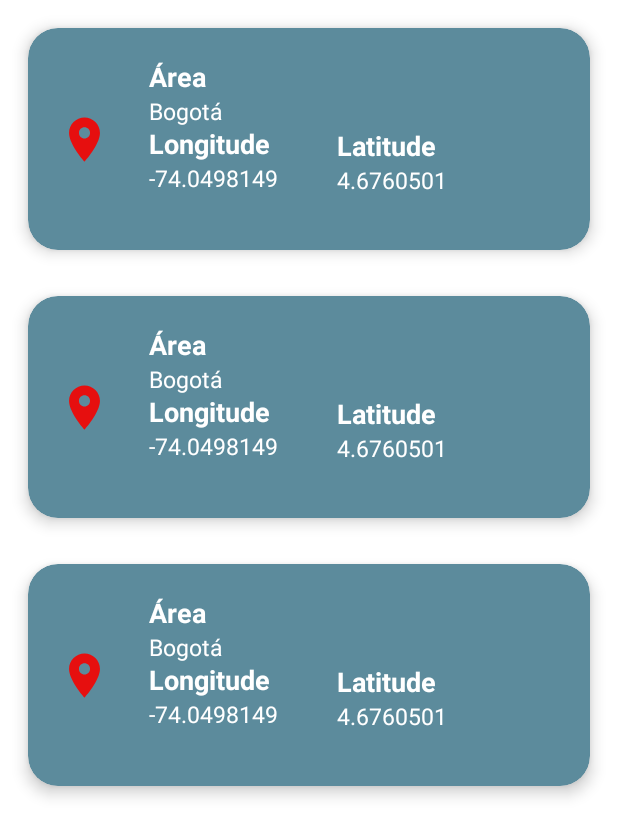
After one commit to Oved/MyMaps, an Android app: the layout activity_favorite_locations.xml on its own in the app's theme, with its tools: preview values and no code run, on a phone screen of 412 x 824 dp. The commit adds this screen. Shown: the top 837 px of the screen. Run offline under Robolectric (Android 15) with nearby library versions, the phone set to English and light mode, and no system bars; network calls fail.

Commit message:
Implementación - Activity y clase para recycler de puntos favoritos.
* Se agrega Activity con su recyclerview donde se mostrará la lista de puntos favoritos seleccionados por el usuario.
* Se agrega Toolbar con layout que hace el intent a la vista del recyclerview.
 * Se crea la clase adaptador.
 * Se crea cardview donde se muestra información de cada punto seleccionado como favorito.

```diff
--- /dev/null
+++ b/app/src/main/res/layout/activity_favorite_locations.xml
@@ -0,0 +1,18 @@
+<?xml version="1.0" encoding="utf-8"?>
+<androidx.constraintlayout.widget.ConstraintLayout xmlns:android="http://schemas.android.com/apk/res/android"
+    xmlns:app="http://schemas.android.com/apk/res-auto"
+    xmlns:tools="http://schemas.android.com/tools"
+    android:layout_width="match_parent"
+    android:layout_height="match_parent"
+    tools:context=".ui.view.FavoriteLocations">
+
+    <androidx.recyclerview.widget.RecyclerView
+        android:id="@+id/recycler_favorite_locations"
+        android:layout_margin="3dp"
+        android:layout_width="match_parent"
+        android:layout_height="0dp"
+        tools:listitem="@layout/card_view_fav_locations"
+        app:layout_constraintBottom_toBottomOf="parent"
+        app:layout_constraintTop_toTopOf="parent"/>
+
+</androidx.constraintlayout.widget.ConstraintLayout>
--- /dev/null
+++ b/app/src/main/res/layout/card_view_fav_locations.xml
@@ -0,0 +1,111 @@
+<?xml version="1.0" encoding="utf-8"?>
+<androidx.cardview.widget.CardView xmlns:android="http://schemas.android.com/apk/res/android"
+    xmlns:card_view="http://schemas.android.com/apk/res-auto"
+    xmlns:tools="http://schemas.android.com/tools"
+    android:id="@+id/card_layout_location"
+    android:layout_width="match_parent"
+    android:layout_height="wrap_content"
+    android:layout_margin="15dp"
+    card_view:cardBackgroundColor="#5C8B9C"
+    card_view:cardCornerRadius="20dp"
+    card_view:cardElevation="6dp"
+    card_view:contentPadding="4dp">
+
+    <RelativeLayout
+        android:layout_width="match_parent"
+        android:layout_height="140dp"
+        android:padding="16dp">
+
+        <ImageView
+            android:id="@+id/item_location"
+            android:layout_width="35dp"
+            android:layout_height="40dp"
+            android:layout_alignParentStart="true"
+            android:layout_alignParentLeft="true"
+            android:layout_alignParentTop="true"
+            android:layout_alignParentBottom="true"
+            android:scaleType="centerInside"
+            android:src="@drawable/ic_location" />
+
+        <TextView
+            android:id="@+id/title_location"
+            android:layout_width="100dp"
+            android:layout_height="wrap_content"
+            android:layout_alignParentTop="true"
+            android:layout_marginStart="25dp"
+            android:layout_toEndOf="@+id/item_location"
+            android:text="Área"
+            android:textColor="@color/white"
+            android:textSize="18sp"
+            android:textStyle="bold" />
+
+        <TextView
+            android:id="@+id/tv_location"
+            android:layout_width="100dp"
+            android:layout_height="wrap_content"
+            android:layout_below="@+id/title_location"
+            android:layout_marginStart="25dp"
+            android:layout_toEndOf="@+id/item_location"
+            android:layout_toRightOf="@+id/title_location"
+            android:ellipsize="end"
+            android:maxLines="1"
+            android:textColor="@color/white"
+            android:textSize="15sp"
+            tools:text="Bogotá" />
+
+        <TextView
+            android:id="@+id/title_longitude"
+            android:layout_width="100dp"
+            android:layout_height="wrap_content"
+            android:layout_alignTop="@+id/tv_location"
+            android:layout_marginStart="25dp"
+            android:layout_marginTop="20dp"
+            android:layout_toEndOf="@+id/item_location"
+            android:text="Longitude"
+            android:textColor="@color/white"
+            android:textSize="18sp"
+            android:textStyle="bold" />
+
+        <TextView
+            android:id="@+id/tv_longitude"
+            android:layout_width="100dp"
+            android:layout_height="wrap_content"
+            android:layout_below="@+id/title_longitude"
+            android:layout_marginStart="25dp"
+            android:layout_toEndOf="@+id/item_location"
+            android:layout_toRightOf="@+id/title_location"
+            android:ellipsize="end"
+            android:maxLines="1"
+            android:textColor="@color/white"
+            android:textSize="15sp"
+            tools:text="-74.0498149" />
+
+        <TextView
+            android:id="@+id/title_latitude"
+            android:layout_width="100dp"
+            android:layout_height="wrap_content"
+            android:layout_marginStart="25dp"
+            android:layout_toEndOf="@+id/title_location"
+            android:text="Latitude"
+            android:layout_below="@+id/tv_location"
+            android:textColor="@color/white"
+            android:textSize="18sp"
+            android:textStyle="bold" />
+
+        <TextView
+            android:id="@+id/tv_latitude"
+            android:layout_width="150dp"
+            android:layout_height="wrap_content"
+            android:layout_below="@+id/title_latitude"
+            android:layout_marginStart="25dp"
+            android:layout_toEndOf="@+id/tv_location"
+            android:layout_toRightOf="@+id/title_location"
+            android:ellipsize="end"
+            android:maxLines="1"
+            android:textColor="@color/white"
+            android:textSize="15sp"
+            tools:text="4.6760501" />
+
+    </RelativeLayout>
+
+</androidx.cardview.widget.CardView>
--- a/app/src/main/res/values/themes.xml
+++ b/app/src/main/res/values/themes.xml
@@ -1,6 +1,6 @@
 <resources xmlns:tools="http://schemas.android.com/tools">
     <!-- Base application theme. -->
-    <style name="Theme.MyMaps" parent="Theme.MaterialComponents.DayNight.DarkActionBar">
+    <style name="Theme.MyMaps" parent="Theme.MaterialComponents.DayNight.NoActionBar">
         <!-- Primary brand color. -->
         <item name="colorPrimary">@color/purple_500</item>
         <item name="colorPrimaryVariant">@color/purple_700</item>
```
Also changed, not shown: app/src/main/AndroidManifest.xml (+6 -3 lines), app/src/main/java/com/example/mymaps/ui/adapter/FavoriteLocationsAdapter.kt (added, +35 -0 lines), app/src/main/java/com/example/mymaps/ui/view/FavoriteLocations.kt (added, +28 -0 lines), app/src/main/java/com/example/mymaps/ui/view/MainView.kt (+11 -1 lines), app/src/main/res/layout/activity_main.xml (+20 -7 lines), app/src/main/res/layout/custom_toolbar.xml (added, +33 -0 lines).
